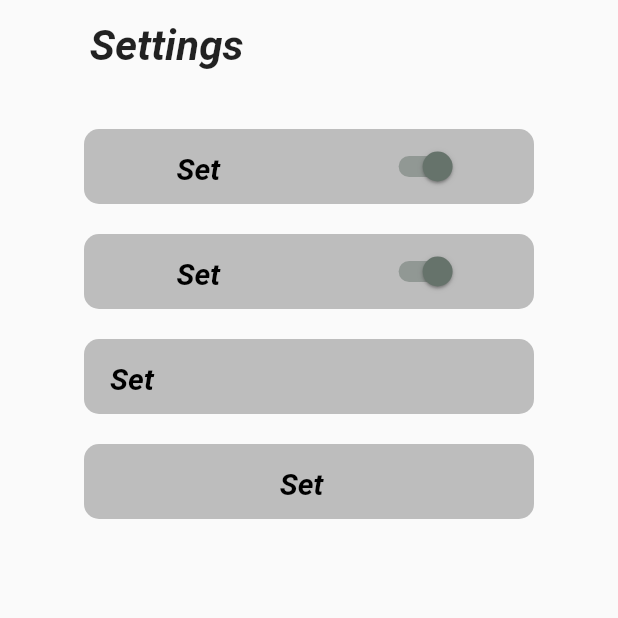
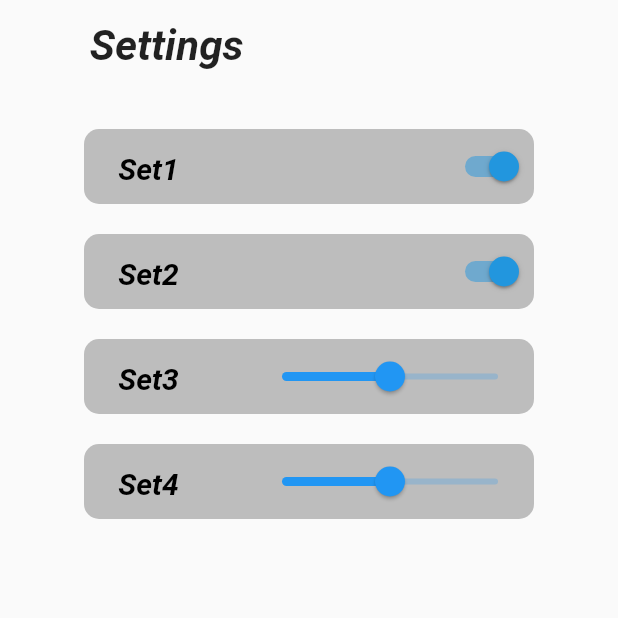
Before and after one commit to HowardHuang1225/HGN_joystick_app, a Flutter app: the Settings screen opened by its route, on a phone screen of 412 x 824 dp, the top half of it. Run offline on Flutter 3.47's test engine with Material 2 defaults, Android fonts, the phone set to English and light mode, and no system bars; Roboto replaces fonts that are missing (Caveat).

Commit message:
third commit

```diff
--- a/lib/settings.dart
+++ b/lib/settings.dart
@@ -1,12 +1,16 @@
 import 'package:flutter/material.dart';
 
-class Settings extends StatelessWidget {
+class Settings extends StatefulWidget {
+  @override
+  State<Settings> createState() => _SettingsState();
+}
+
+class _SettingsState extends State<Settings> {
   // const Settings({super.keys});
+  double _value = 0.5;
+  double __value = 0.5;
 
-  int _value = 5;
-  int _min = 0;
-  int _max = 10;
-
+  // int _min = 0;
   @override
   Widget build(BuildContext context) {
     return Scaffold(
@@ -41,12 +45,12 @@ class Settings extends StatelessWidget {
                 color: const Color.fromARGB(169, 158, 158, 158),
                 borderRadius: BorderRadius.circular(10)),
             child: Row(
-              mainAxisAlignment: MainAxisAlignment.spaceAround,
+              mainAxisAlignment: MainAxisAlignment.spaceBetween,
               children: [
                 TextButton(
                   onPressed: () {},
                   child: Text(
-                    "Set",
+                    "   Set1",
                     style: TextStyle(
                         fontStyle: FontStyle.italic,
                         fontSize: 20,
@@ -73,12 +77,12 @@ class Settings extends StatelessWidget {
                 color: const Color.fromARGB(169, 158, 158, 158),
                 borderRadius: BorderRadius.circular(10)),
             child: Row(
-              mainAxisAlignment: MainAxisAlignment.spaceAround,
+              mainAxisAlignment: MainAxisAlignment.spaceBetween,
               children: [
                 TextButton(
                   onPressed: () {},
                   child: Text(
-                    "Set",
+                    "   Set2",
                     style: TextStyle(
                         fontStyle: FontStyle.italic,
                         fontSize: 20,
@@ -105,16 +109,13 @@ class Settings extends StatelessWidget {
                 color: const Color.fromARGB(169, 158, 158, 158),
                 borderRadius: BorderRadius.circular(10)),
             child: Row(
+              mainAxisAlignment:MainAxisAlignment.spaceBetween,
               children: [
-                // Slider(
-                //     value: _value.toDouble(),
-                //     min: _min.toDouble(),
-                //     max: _max.toDouble(),
-                //     onChanged: ()),
+
                 TextButton(
                   onPressed: () {},
                   child: Text(
-                    "Set",
+                    "   Set3",
                     style: TextStyle(
                         fontStyle: FontStyle.italic,
                         fontSize: 20,
@@ -124,6 +125,16 @@ class Settings extends StatelessWidget {
                         color: Colors.black),
                     textAlign: TextAlign.left,
                   ),
+                ),
+                Slider(
+                  min: 0.0,
+                  max: 1.0,
+                  value: _value,
+                  onChanged: (double value) {
+                    setState(() {
+                      _value = value;
+                    });
+                  },
                 ),
               ],
             ),
@@ -139,10 +150,13 @@ class Settings extends StatelessWidget {
             decoration: BoxDecoration(
                 color: const Color.fromARGB(169, 158, 158, 158),
                 borderRadius: BorderRadius.circular(10)),
-            child: TextButton(
+            child: Row(
+              mainAxisAlignment: MainAxisAlignment.spaceBetween,
+              children: [
+                TextButton(
                   onPressed: () {},
                   child: Text(
-                "Set  ",
+                    "   Set4",
                     style: TextStyle(
                         fontStyle: FontStyle.italic,
                         fontSize: 20,
@@ -152,6 +166,18 @@ class Settings extends StatelessWidget {
                         color: Colors.black),
                     textAlign: TextAlign.left,
                   ),
+                ),
+                Slider(
+                  min: 0.0,
+                  max: 1.0,
+                  value: __value,
+                  onChanged: (double value) {
+                    setState(() {
+                      __value = value;
+                    });
+                  },
+                ),
+              ],
             ),
           ),
         ],
@@ -176,7 +202,7 @@ class _SwitchExampleState extends State<SwitchExample> {
     return Switch(
       // This bool value toggles the switch.
       value: light,
-      activeColor: Color.fromARGB(255, 102, 115, 107),
+      activeColor: Color.fromARGB(255, 34, 150, 222),
       onChanged: (bool value) {
         // This is called when the user toggles the switch.
         setState(() {
@@ -186,3 +212,5 @@ class _SwitchExampleState extends State<SwitchExample> {
     );
   }
 }
+
+/////////////////////////////
```
Also changed, not shown: lib/main.dart (+4 -4 lines). Lines whose indentation alone changed are shown as unchanged.
